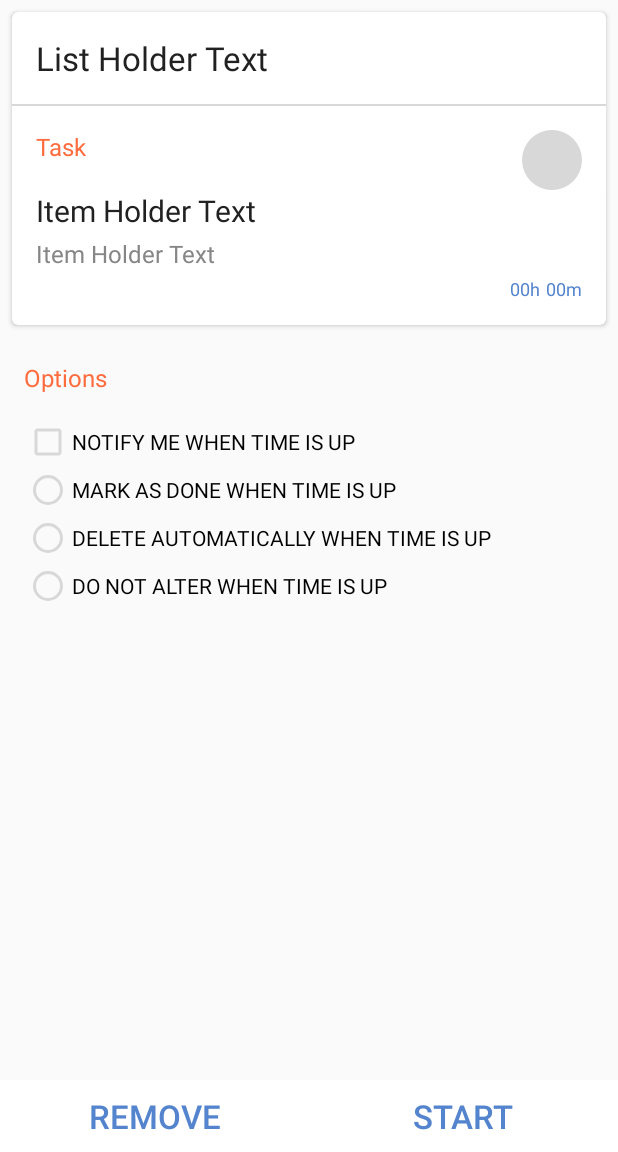
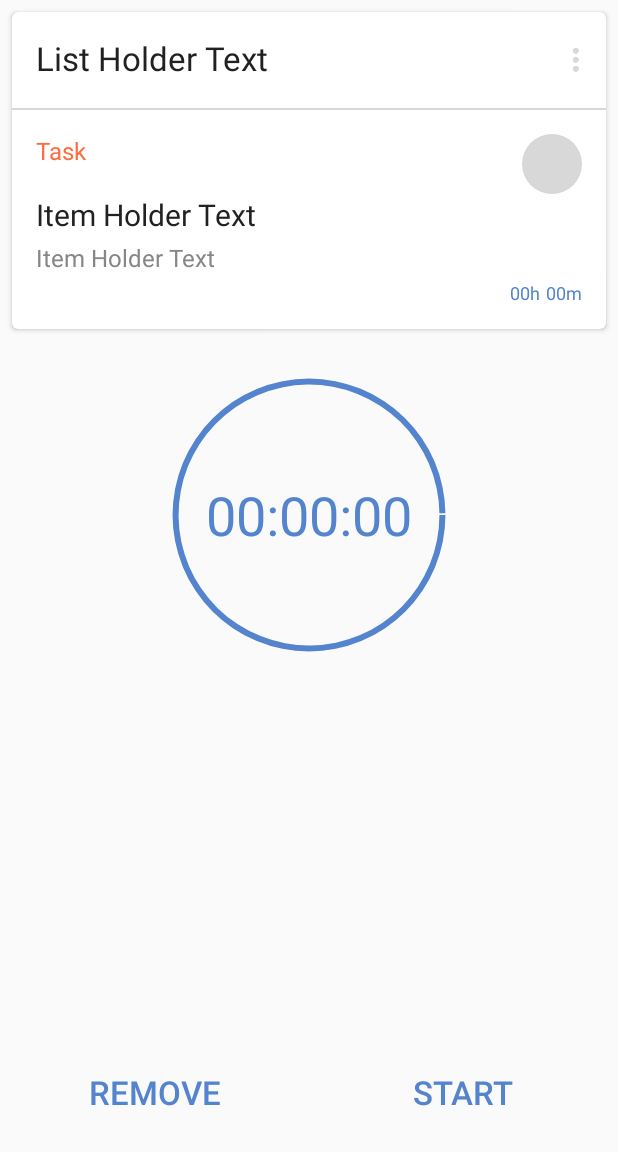
Before and after one commit to TreeFrogApps/TaDO, an Android app: the fragment TaDOChooserTabFragment1 placed in its activity, on a phone screen of 412 x 824 dp, the part 84-1236 px from its top. Run offline under Robolectric (Android 15) with nearby library versions, the phone set to English and light mode, and no system bars.

Commit message:
sqlite table update & queries - tado chooser fragment - popmenu created

```diff
--- a/app/src/main/java/com/treefrogapps/TaDo/TaDOChooserTabFragment1.java
+++ b/app/src/main/java/com/treefrogapps/TaDo/TaDOChooserTabFragment1.java
@@ -1,14 +1,23 @@
 package com.treefrogapps.TaDo;
 
 
+import android.content.Context;
 import android.os.Bundle;
 import android.support.v4.app.Fragment;
+import android.view.ContextThemeWrapper;
 import android.view.LayoutInflater;
+import android.view.MenuInflater;
+import android.view.MenuItem;
 import android.view.View;
 import android.view.ViewGroup;
+import android.widget.ImageButton;
+import android.widget.PopupMenu;
 
 
-public class TaDOChooserTabFragment1 extends Fragment {
+public class TaDOChooserTabFragment1 extends Fragment implements View.OnClickListener {
+
+    private View rootView;
+    private ImageButton taDOChooserFragmentMenuButton;
 
 
     public TaDOChooserTabFragment1() {
@@ -19,14 +28,69 @@ public class TaDOChooserTabFragment1 extends Fragment {
     @Override
     public View onCreateView(LayoutInflater inflater, ViewGroup container,
                              Bundle savedInstanceState) {
-        // Inflate the layout for this fragment
-        return inflater.inflate(R.layout.fragment_tado_chooser_tab_fragment1, container, false);
+
+        rootView = inflater.inflate(R.layout.fragment_tado_chooser_tab_fragment1, container, false);
+
+        return rootView;
     }
 
     @Override
     public void onActivityCreated(Bundle savedInstanceState) {
         super.onActivityCreated(savedInstanceState);
+
+        initialiseInputs();
+    }
+
+    private void initialiseInputs() {
+
+        taDOChooserFragmentMenuButton = (ImageButton) rootView.findViewById(R.id.taDOChooserFragment1MenuButton);
+        taDOChooserFragmentMenuButton.setOnClickListener(this);
     }
 
 
+    @Override
+    public void onClick(View v) {
+
+        if (v.getId() == taDOChooserFragmentMenuButton.getId()){
+            inflatePopMenu(v);
+        }
+    }
+
+    private void inflatePopMenu(View v) {
+        //create popUpMenu (context menu)
+        Context style = new ContextThemeWrapper(getActivity(), R.style.PopUpMenu);
+        PopupMenu popUpMenu = new PopupMenu(style, v);
+        // inflate my context menu xml layout
+        MenuInflater inflater = popUpMenu.getMenuInflater();
+        inflater.inflate(R.menu.fragment_tado_chooser_popmenu, popUpMenu.getMenu());
+
+        popUpMenu.setOnMenuItemClickListener(new PopupMenu.OnMenuItemClickListener() {
+            @Override
+            public boolean onMenuItemClick(MenuItem item) {
+
+                switch (item.getItemId()){
+
+                    case R.id.popmenu_tado_chooser_notify :
+
+                        return true;
+
+                    case R.id.popmenu_tado_chooser_done :
+                        item.setChecked(true);
+                        return true;
+
+                    case R.id.popmenu_tado_chooser_delete :
+                        item.setChecked(true);
+                        return true;
+
+                    case R.id.popmenu_tado_chooser_do_not_alter :
+                        item.setChecked(true);
+                        return true;
+
+                    default:return false;
+                }
+            }
+        });
+
+        popUpMenu.show();
+    }
 }
--- a/app/src/main/res/drawable/button_off.xml
+++ b/app/src/main/res/drawable/button_off.xml
@@ -1,6 +1,6 @@
 <?xml version="1.0" encoding="utf-8"?>
 <shape xmlns:android="http://schemas.android.com/apk/res/android">
-    <solid android:color="@color/white" />
+    <solid android:color="@android:color/transparent" />
     <stroke android:width="0dp"/>
     <padding android:left="0dp" android:top="0dp" android:right="0dp" android:bottom="0dp" />
 </shape>
--- /dev/null
+++ b/app/src/main/res/drawable/timer_circle.xml
@@ -0,0 +1,9 @@
+<?xml version="1.0" encoding="utf-8"?>
+<shape xmlns:android="http://schemas.android.com/apk/res/android"
+    android:shape="ring"
+    android:innerRadiusRatio="2.3"
+    android:thickness="3.8sp">
+    <solid android:color="@color/primaryColor"/>
+
+
+</shape>
--- a/app/src/main/res/layout/fragment_tado_chooser_tab_fragment1.xml
+++ b/app/src/main/res/layout/fragment_tado_chooser_tab_fragment1.xml
@@ -20,17 +20,54 @@
             android:orientation="vertical">
 
 
+            <LinearLayout
+                android:layout_width="match_parent"
+                android:layout_height="wrap_content"
+                android:orientation="horizontal"
+                android:weightSum="10">
+
+                <LinearLayout
+                    android:layout_width="0dp"
+                    android:layout_weight="9"
+                    android:layout_margin="@dimen/activity_vertical_margin"
+                    android:layout_height="wrap_content"
+                    android:orientation="horizontal">
 
                     <TextView
                         android:id="@+id/taDOChooserFragment1ListTextView"
-                android:layout_width="match_parent"
+                        android:layout_width="wrap_content"
                         android:layout_height="wrap_content"
                         android:maxLines="1"
                         android:ellipsize="end"
-                android:layout_margin="@dimen/activity_horizontal_margin"
                         android:text="@string/tado_chooser_framgent_1_list_text_view"
                         android:textColor="@color/primaryText"
                         android:textSize="@dimen/text_22sp" />
+
+                </LinearLayout>
+
+
+                <LinearLayout
+                    android:layout_width="0dp"
+                    android:layout_weight="1"
+                    android:gravity="end"
+                    android:layout_marginTop="@dimen/activity_horizontal_margin"
+                    android:layout_marginBottom="@dimen/activity_horizontal_margin"
+                    android:layout_marginRight="@dimen/four_dp"
+                    android:layout_height="wrap_content"
+                    android:orientation="horizontal">
+
+                    <ImageButton
+                        android:id="@+id/taDOChooserFragment1MenuButton"
+                        android:layout_width="wrap_content"
+                        android:layout_height="wrap_content"
+                        android:background="@drawable/selector_dots_menu"/>
+                </LinearLayout>
+
+
+
+            </LinearLayout>
+
+
 
             <View
                 android:layout_width="match_parent"
@@ -143,49 +180,35 @@
     <LinearLayout
         android:layout_width="match_parent"
         android:layout_height="wrap_content"
+        android:layout_marginTop="@dimen/activity_horizontal_margin"
         android:orientation="vertical">
 
+        <FrameLayout
+            android:layout_width="match_parent"
+            android:layout_height="match_parent">
+
+            <ProgressBar
+                android:id="@+id/yourId"
+                style="?android:attr/progressBarStyleHorizontal"
+                android:layout_width="200dp"
+                android:layout_height="200dp"
+                android:max="500"
+                android:progress="499"
+                android:layout_gravity="center"
+                android:progressDrawable="@drawable/timer_circle" />
+
             <TextView
+                android:id="@+id/taDOChooserFragmentTimerTextView"
                 android:layout_width="wrap_content"
-            android:layout_height="wrap_content"
-            android:layout_margin="@dimen/activity_horizontal_margin"
-            android:text="@string/tado_chooser_fragment_1_options"
-            android:textColor="@color/primaryColorAccent"
-            android:textSize="@dimen/text_16sp" />
+                android:layout_height="match_parent"
+                android:textColor="@color/primaryColor"
+                android:text="00:00:00"
+                android:textSize="@dimen/text_36sp"
+                android:layout_gravity="center"/>
+        </FrameLayout>
 
-        <CheckBox
-            android:id="@+id/taDOChooserFragment1CheckBox"
-            android:layout_width="match_parent"
-            android:layout_height="wrap_content"
-            android:layout_marginLeft="@dimen/activity_vertical_margin"
-            android:layout_marginRight="@dimen/activity_vertical_margin"
-            android:text="@string/tado_chooser_fragment_1_checkbox" />
 
-        <RadioGroup
-            android:id="@+id/taDOChooserFragment1RadioGroup"
-            android:layout_width="match_parent"
-            android:layout_height="wrap_content"
-            android:layout_marginLeft="@dimen/activity_vertical_margin"
-            android:layout_marginRight="@dimen/activity_vertical_margin">
 
-            <RadioButton
-                android:id="@+id/taDOChooserFragment1RadioButtonDone"
-                android:layout_width="match_parent"
-                android:layout_height="wrap_content"
-                android:text="@string/tado_chooser_fragment_1_done_radio_button" />
-
-            <RadioButton
-                android:id="@+id/taDOChooserFragment1RadioButtonDelete"
-                android:layout_width="match_parent"
-                android:layout_height="wrap_content"
-                android:text="@string/tado_chooser_fragment_1_delete_radio_button" />
-
-            <RadioButton
-                android:id="@+id/taDOChooserFragment1RadioButtonKeep"
-                android:layout_width="match_parent"
-                android:layout_height="wrap_content"
-                android:text="@string/tado_chooser_fragment_1_do_not_alter_radio_button" />
-        </RadioGroup>
 
     </LinearLayout>
 
@@ -204,6 +227,7 @@
                 android:layout_width="match_parent"
                 android:layout_height="match_parent"
                 android:orientation="horizontal"
+                android:layout_marginBottom="@dimen/activity_horizontal_margin"
                 android:gravity="center_horizontal|bottom"
                 android:weightSum="2">
 
--- /dev/null
+++ b/app/src/main/res/menu/fragment_tado_chooser_popmenu.xml
@@ -0,0 +1,34 @@
+<menu xmlns:android="http://schemas.android.com/apk/res/android"
+    xmlns:tools="http://schemas.android.com/tools" tools:context=".MainActivity">
+
+    <item
+        android:id="@+id/popmenu_tado_chooser_notify"
+        android:title="@string/tado_chooser_fragment_1_checkbox"
+        android:checkable="true"
+        android:checked="true"
+        android:orderInCategory="1"/>
+
+    <group
+        android:id="@+id/popmenu_tado_chooser_group"
+        android:orderInCategory="2"
+        android:checkableBehavior="single">
+
+        <item
+            android:id="@+id/popmenu_tado_chooser_done"
+            android:title="@string/tado_chooser_fragment_1_done_radio_button"
+            android:checkable="true"/>
+
+        <item
+            android:id="@+id/popmenu_tado_chooser_delete"
+            android:title="@string/tado_chooser_fragment_1_delete_radio_button"
+            android:checkable="true"/>
+
+        <item
+            android:id="@+id/popmenu_tado_chooser_do_not_alter"
+            android:title="@string/tado_chooser_fragment_1_do_not_alter_radio_button"
+            android:checked="true"
+            android:checkable="true"/>
+
+    </group>
+
+</menu>
--- a/app/src/main/res/values/strings.xml
+++ b/app/src/main/res/values/strings.xml
@@ -96,10 +96,10 @@
     <string name="tado_chooser_fragment_1_task">Task</string>
     <string name="tado_chooser_framgent_1_item_text_view">Item Holder Text</string>
     <string name="tado_chooser_fragment_1_options">Options</string>
-    <string name="tado_chooser_fragment_1_checkbox">NOTIFY ME WHEN TIME IS UP</string>
-    <string name="tado_chooser_fragment_1_done_radio_button">MARK AS DONE WHEN TIME IS UP</string>
-    <string name="tado_chooser_fragment_1_delete_radio_button">DELETE AUTOMATICALLY WHEN TIME IS UP</string>
-    <string name="tado_chooser_fragment_1_do_not_alter_radio_button">DO NOT ALTER WHEN TIME IS UP</string>
+    <string name="tado_chooser_fragment_1_checkbox">Notify on time up</string>
+    <string name="tado_chooser_fragment_1_done_radio_button">Mark as done</string>
+    <string name="tado_chooser_fragment_1_delete_radio_button">Delete on time up</string>
+    <string name="tado_chooser_fragment_1_do_not_alter_radio_button">Do not alter</string>
     <string name="tado_chooser_fragment_1_start_button">START</string>
     <string name="tado_chooser_fragment_1_stop_button">STOP</string>
     <string name="tado_chooser_fragment_1_remove_button">REMOVE</string>
--- a/app/src/main/res/values/styles.xml
+++ b/app/src/main/res/values/styles.xml
@@ -27,4 +27,11 @@
         <item name="android:textColor">@color/primaryText</item>
     </style>
 
+    <style name="PopUpMenu" parent="MyTheme">
+        <item name="android:popupBackground">@color/white</item>
+        <item name="android:textColor">@color/primaryText</item>
+        <item name="android:textSize">@dimen/text_16sp</item>
+        <item name="colorAccent">@color/primaryColor</item>
+    </style>
+
 </resources>
```
Also changed, not shown: app/src/main/java/com/treefrogapps/TaDo/Constants.java (+52 -38 lines), app/src/main/java/com/treefrogapps/TaDo/CurrentItemListData.java (added, +27 -0 lines), app/src/main/java/com/treefrogapps/TaDo/DBHelper.java (+119 -4 lines), app/src/main/java/com/treefrogapps/TaDo/QueuedItemListData.java (added, +28 -0 lines), app/src/main/res/values/dimens.xml (+9 -1 lines). Lines whose indentation alone changed are shown as unchanged.
